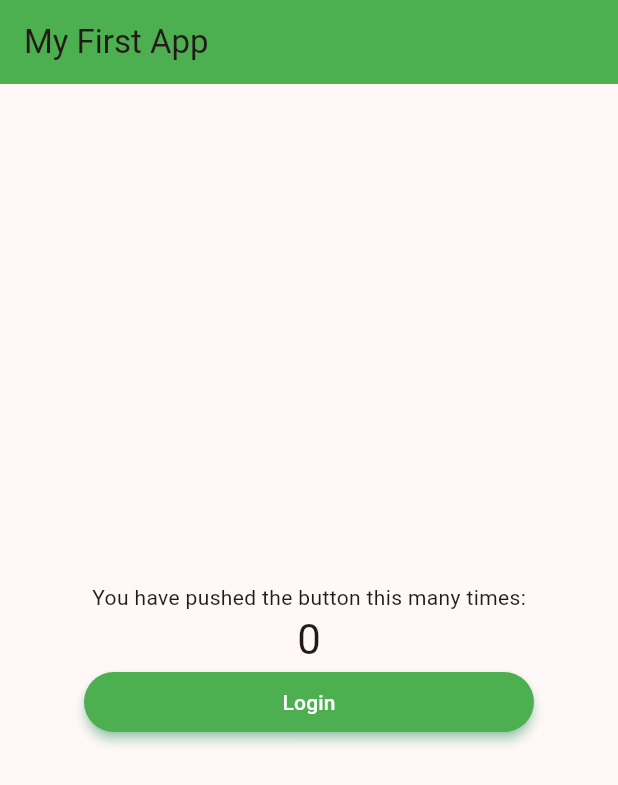
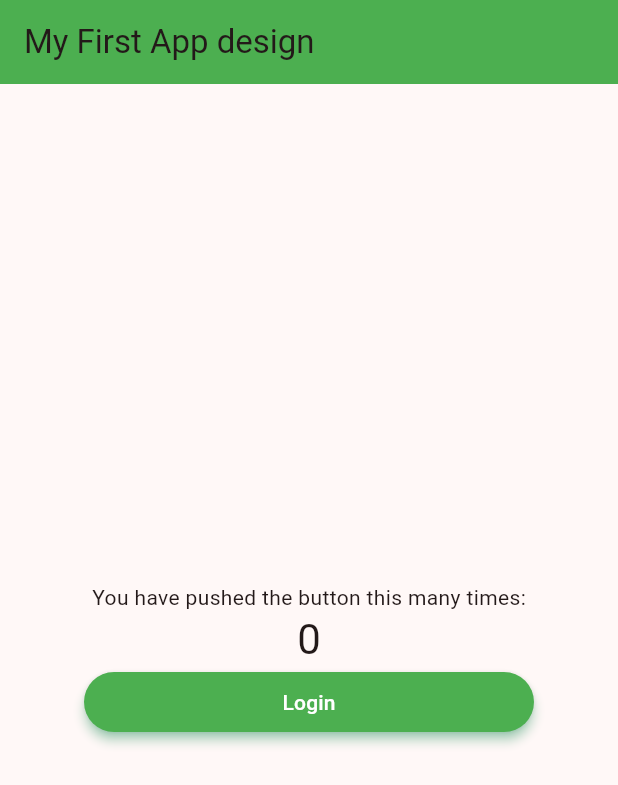
Before and after one commit to kinza-codes/flutter_projects, a Flutter app: the screen it shows after launch, on a phone screen of 412 x 824 dp. Shown: the top 785 px of the screen. Run offline on Flutter 3.47's test engine with Material 2 defaults, Android fonts, the phone set to English and light mode, and no system bars.

Commit message:
second commit

```diff
--- a/myapp/lib/main.dart
+++ b/myapp/lib/main.dart
@@ -16,7 +16,7 @@ class MyApp extends StatelessWidget {
         colorScheme: ColorScheme.fromSeed(seedColor: Colors.redAccent),
         useMaterial3: true,
       ),
-      home: const MyHomePage(title: 'My First App'),
+      home: const MyHomePage(title: 'My First App design'),
     );
   }
 }
```
